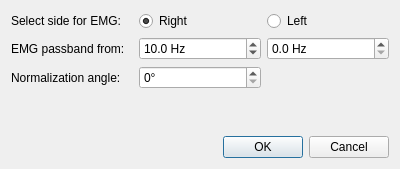
The window that gaitutils/nexus_scripts/tardieu_load_dialog.ui (NCH-Motion-Laboratory/gaitutils) describes before a commit, drawn with Qt 5.
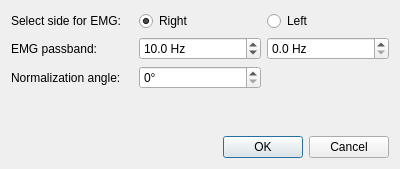
The same window after the commit.

Patch:
```diff
--- a/gaitutils/nexus_scripts/tardieu_load_dialog.ui
+++ b/gaitutils/nexus_scripts/tardieu_load_dialog.ui
@@ -60,7 +60,7 @@
      <item row="1" column="0">
       <widget class="QLabel" name="label_3">
        <property name="text">
-        <string>EMG passband from:</string>
+        <string>EMG passband:</string>
        </property>
       </widget>
      </item>
```
